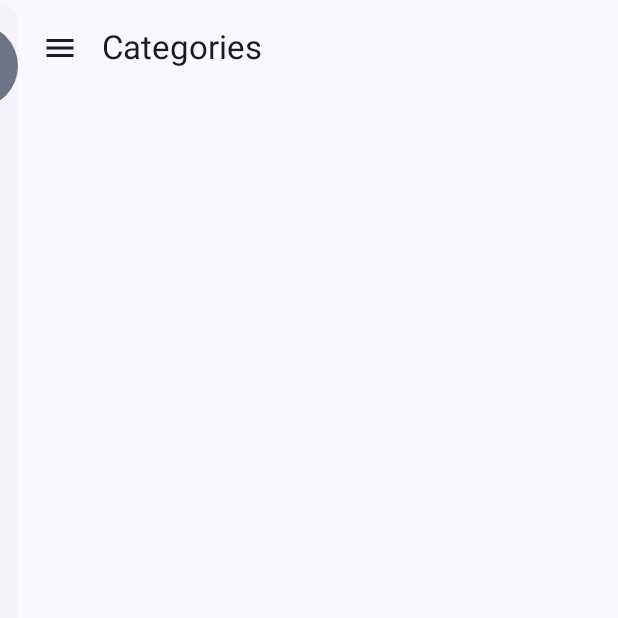
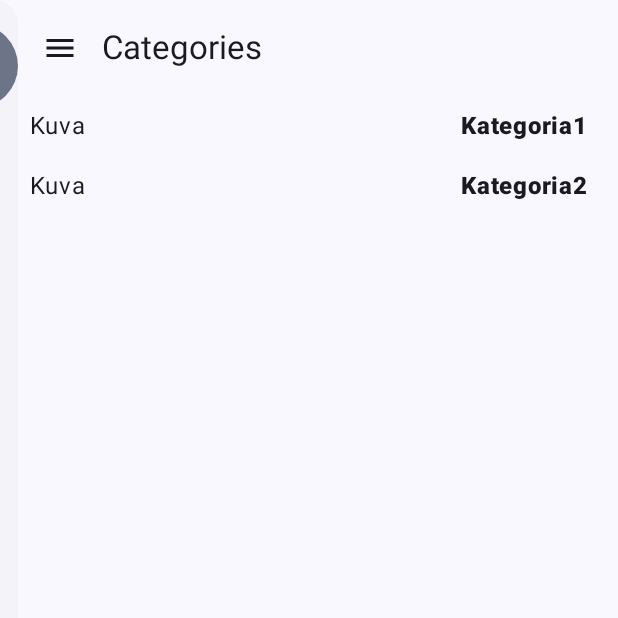
Before and after one commit to Ideatti/EdistynytMobiili3004, an Android app built with Jetpack Compose: the screen it shows after launch (MainActivity), on a phone screen of 412 x 824 dp, the top half of it. Run offline under Robolectric (Android 15) with nearby library versions, the phone set to English and light mode, and no system bars.

Commit message:
lot of new stuff, fifth study CGTS VM added to screen

```diff
--- a/app/src/main/java/com/example/edistynytmobiili3004/CategoriesScreen.kt
+++ b/app/src/main/java/com/example/edistynytmobiili3004/CategoriesScreen.kt
@@ -1,9 +1,19 @@
 package com.example.edistynytmobiili3004
 
+import android.inputmethodservice.Keyboard
+import androidx.compose.foundation.background
+import androidx.compose.foundation.layout.Arrangement
+import androidx.compose.foundation.layout.Box
+import androidx.compose.foundation.layout.Column
+import androidx.compose.foundation.layout.Row
+import androidx.compose.foundation.layout.fillMaxSize
+import androidx.compose.foundation.layout.fillMaxWidth
 import androidx.compose.foundation.layout.padding
 import androidx.compose.foundation.lazy.LazyColumn
+import androidx.compose.foundation.lazy.items
 import androidx.compose.material.icons.Icons
 import androidx.compose.material.icons.filled.Menu
+import androidx.compose.material3.CircularProgressIndicator
 import androidx.compose.material3.ExperimentalMaterial3Api
 import androidx.compose.material3.Icon
 import androidx.compose.material3.IconButton
@@ -11,19 +21,54 @@ import androidx.compose.material3.Scaffold
 import androidx.compose.material3.Text
 import androidx.compose.material3.TopAppBar
 import androidx.compose.runtime.Composable
+import androidx.compose.ui.Alignment
 import androidx.compose.ui.Modifier
+import androidx.compose.ui.graphics.Color
+import androidx.compose.ui.modifier.modifierLocalConsumer
+import androidx.compose.ui.text.font.FontWeight
+import androidx.compose.ui.unit.dp
+import androidx.lifecycle.viewmodel.compose.viewModel
+import com.example.edistynytmobiili3004.viewmodel.CategoriesViewModel
+
 
 @OptIn(ExperimentalMaterial3Api::class)
 @Composable
-fun CategoriesScreen(onMenuClick: () -> Unit){
+fun CategoriesScreen(onMenuClick: () -> Unit) {
+    val categoriesVm: CategoriesViewModel = viewModel()
+
     Scaffold(topBar = {
         TopAppBar(title = { Text(text = "Categories") }, navigationIcon = {
             IconButton(onClick = { onMenuClick() }) {
                 Icon(imageVector = Icons.Default.Menu, contentDescription = "Menu")
-
             }
         })
-    }) {
-        LazyColumn(modifier = Modifier.padding(it)){}
+    }) {paddingValues ->
+        Box(
+            modifier = Modifier
+                .fillMaxSize()
+                .padding(paddingValues)
+        ) {
+            when {
+                categoriesVm.categoriesState.value.loading -> CircularProgressIndicator(
+                    modifier = Modifier.align(
+                        Alignment.Center
+                    )
+                )
+
+                else -> LazyColumn(){
+                    items(categoriesVm.categoriesState.value.list){
+                        Column(modifier = Modifier.fillMaxWidth()) {
+                            Row (Modifier.fillMaxWidth().padding(8.dp),
+                                horizontalArrangement = Arrangement.SpaceBetween) {
+                                Text(text = "Kuva")
+                                Column (horizontalAlignment = Alignment.End) {
+                                    Text(text = it.name, fontWeight = FontWeight.ExtraBold)
+                                }
+                            }
+                        }
+                    }
+                }
+            }
+        }
     }
 }
--- a/app/src/main/java/com/example/edistynytmobiili3004/viewmodel/CategoriesViewModel.kt
+++ b/app/src/main/java/com/example/edistynytmobiili3004/viewmodel/CategoriesViewModel.kt
@@ -1,9 +1,41 @@
 package com.example.edistynytmobiili3004.viewmodel
 
+import android.util.Log
+import androidx.compose.runtime.State
+import androidx.compose.runtime.mutableStateOf
 import androidx.lifecycle.ViewModel
+import androidx.lifecycle.viewModelScope
+import com.example.edistynytmobiili3004.model.CategoriesState
+import com.example.edistynytmobiili3004.model.CategoryItem
+import kotlinx.coroutines.delay
+import kotlinx.coroutines.launch
 
 class CategoriesViewModel : ViewModel () {
 
+    private val _categoriesState = mutableStateOf(CategoriesState())
+    val categoriesState: State<CategoriesState> = _categoriesState
 
+    init {
+        getCategories()
+    }
 
+    private suspend fun waitForCategories(){
+        delay( 2000)
+    }
+
+    fun getCategories(){
+        viewModelScope.launch {
+            Log.d("tomi", "in categories: fetch data")
+            _categoriesState.value = _categoriesState.value.copy(loading = true)
+            waitForCategories()
+            _categoriesState.value = categoriesState.value.copy(
+                loading = false,
+                list= listOf(
+                    CategoryItem(id=1, name= "Kategoria1"),
+                    CategoryItem(id=2, name= "Kategoria2")
+                )
+            )
+            Log.d("tomi", "in categories: data fetched")
+        }
+    }
 }
```
